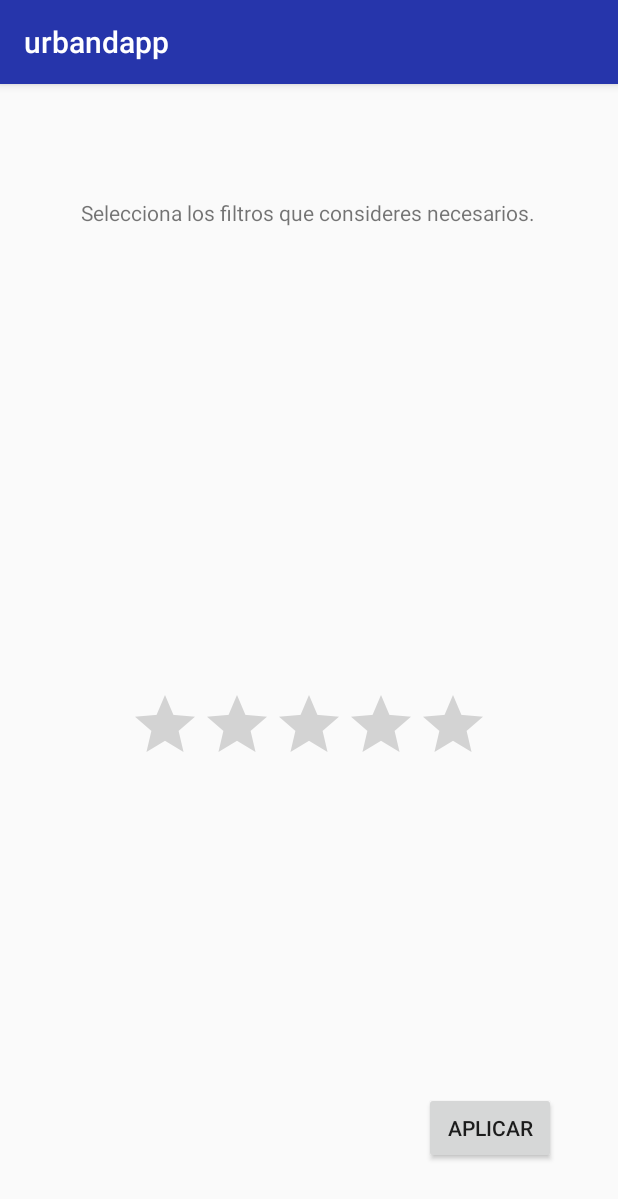
After one commit to AntoniCarolMateo/urbandapp, an Android app: the FiltersActivity screen opened directly, with no data from a screen before it, on a phone screen of 412 x 824 dp. The commit adds this screen. Shown: the top 1199 px of the screen. Run offline under Robolectric (Android 15) with nearby library versions, the phone set to English and light mode, and no system bars; Roboto replaces fonts that are not available here.

Commit message:
Filters activity inici

```diff
--- a/app/src/main/AndroidManifest.xml
+++ b/app/src/main/AndroidManifest.xml
@@ -37,6 +37,7 @@
             </intent-filter>
         </activity>
         <activity android:name=".UserProfileActivity" />
+        <activity android:name=".FiltersActivity" />
 
         <meta-data
             android:name="preloaded_fonts"
--- /dev/null
+++ b/app/src/main/java/cat/udl/urbandapp/FiltersActivity.java
@@ -0,0 +1,52 @@
+package cat.udl.urbandapp;
+
+
+
+import android.annotation.SuppressLint;
+import android.content.Intent;
+import android.content.SharedPreferences;
+import android.content.pm.ActivityInfo;
+import android.os.Bundle;
+import android.view.View;
+import android.widget.Button;
+import android.widget.RatingBar;
+
+import androidx.appcompat.app.AppCompatActivity;
+
+import cat.udl.urbandapp.preferences.PreferencesProvider;
+import cat.udl.urbandapp.viewmodel.UserViewModel;
+
+
+public class FiltersActivity extends AppCompatActivity {
+
+
+    SharedPreferences mPreferences;
+    UserViewModel userViewModel;
+    private RatingBar generalExperience;
+    private Button aply;
+
+
+    @SuppressLint("SourceLockedOrientationActivity")
+    @Override
+
+    protected void onCreate(Bundle savedInstanceState) {
+        setRequestedOrientation(ActivityInfo.SCREEN_ORIENTATION_PORTRAIT);
+        super.onCreate(savedInstanceState);
+        setContentView(R.layout.activity_filters);
+
+        this.mPreferences = PreferencesProvider.providePreferences();
+        userViewModel = new UserViewModel(getApplication());
+
+        aply = findViewById(R.id.button_aply);
+        aply.setOnClickListener(new View.OnClickListener() {
+            @Override
+            public void onClick(View v) {
+                mPreferences.edit().putString("token", "").apply();
+                Intent def = new Intent(FiltersActivity.this, DefaultActivity.class);
+                startActivity(def);
+
+            }
+        });
+    }}
+
+//int _
--- /dev/null
+++ b/app/src/main/res/layout/activity_filters.xml
@@ -0,0 +1,40 @@
+<?xml version="1.0" encoding="utf-8"?>
+<androidx.constraintlayout.widget.ConstraintLayout xmlns:android="http://schemas.android.com/apk/res/android"
+    android:layout_width="match_parent"
+    android:layout_height="match_parent"
+    xmlns:tools="http://schemas.android.com/tools"
+    xmlns:app="http://schemas.android.com/apk/res-auto"
+    tools:context=".FiltersActivity">
+
+    <TextView
+        android:id="@+id/textView"
+        android:layout_width="wrap_content"
+        android:layout_height="wrap_content"
+        android:layout_marginTop="76dp"
+        android:text="Selecciona los filtros que consideres necesarios."
+        app:layout_constraintEnd_toEndOf="parent"
+        app:layout_constraintHorizontal_bias="0.495"
+        app:layout_constraintStart_toStartOf="parent"
+        app:layout_constraintTop_toTopOf="parent" />
+
+    <RatingBar
+        android:id="@+id/ratingBar_generalExp"
+        android:layout_width="wrap_content"
+        android:layout_height="wrap_content"
+        app:layout_constraintBottom_toBottomOf="parent"
+        app:layout_constraintEnd_toEndOf="parent"
+        app:layout_constraintStart_toStartOf="parent"
+        app:layout_constraintTop_toBottomOf="@+id/textView" />
+
+    <Button
+        android:id="@+id/button_aply"
+        android:layout_width="wrap_content"
+        android:layout_height="wrap_content"
+        android:layout_marginBottom="48dp"
+        android:text="Aplicar"
+        app:layout_constraintBottom_toBottomOf="parent"
+        app:layout_constraintEnd_toEndOf="parent"
+        app:layout_constraintHorizontal_bias="0.873"
+        app:layout_constraintStart_toStartOf="parent" />
+
+</androidx.constraintlayout.widget.ConstraintLayout>
```
Also changed, not shown: app/src/main/java/cat/udl/urbandapp/DefaultActivity.java (+31 -12 lines), app/src/main/res/layout/activity_default.xml (+17 -4 lines).
